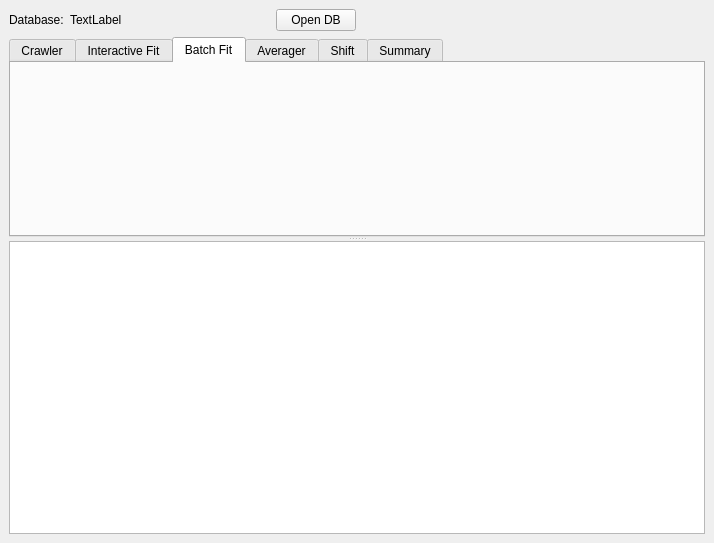
This is source/Gui/Ui_Main.ui in lasersphere/Tilda as Qt 5 draws it before an edit. The edited form follows.
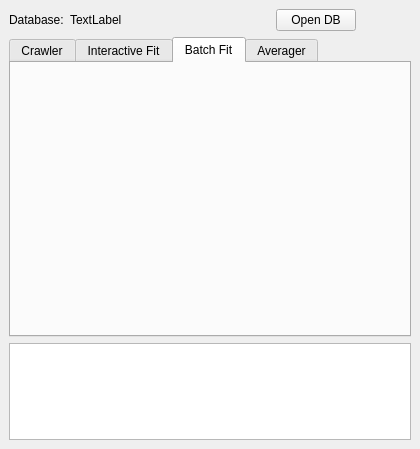
This is the edited form. The open tabs and pages were chosen to show the change. Custom widgets are drawn as their Qt base class.

Diff of the .ui file:
```diff
--- a/source/Gui/Ui_Main.ui
+++ b/source/Gui/Ui_Main.ui
@@ -6,15 +6,15 @@
    <rect>
     <x>0</x>
     <y>0</y>
-    <width>714</width>
-    <height>543</height>
+    <width>420</width>
+    <height>449</height>
    </rect>
   </property>
   <property name="windowTitle">
    <string>MainWindow</string>
   </property>
   <widget class="QWidget" name="centralwidget">
-   <layout class="QVBoxLayout" name="verticalLayout">
+   <layout class="QVBoxLayout" name="verticalLayout_2">
     <item>
      <layout class="QHBoxLayout" name="horizontalLayout">
       <item>
@@ -66,15 +66,19 @@
      </layout>
     </item>
     <item>
-     <widget class="QSplitter" name="splitter">
-      <property name="orientation">
-       <enum>Qt::Vertical</enum>
-      </property>
+     <layout class="QVBoxLayout" name="verticalLayout">
+      <item>
       <widget class="QTabWidget" name="tabWidget">
+        <property name="sizePolicy">
+         <sizepolicy hsizetype="Expanding" vsizetype="Expanding">
+          <horstretch>0</horstretch>
+          <verstretch>0</verstretch>
+         </sizepolicy>
+        </property>
        <property name="minimumSize">
         <size>
-         <width>0</width>
-         <height>200</height>
+          <width>400</width>
+          <height>300</height>
         </size>
        </property>
        <property name="tabShape">
@@ -103,17 +107,9 @@
          <string>Averager</string>
         </attribute>
        </widget>
-       <widget class="QWidget" name="shift">
-        <attribute name="title">
-         <string>Shift</string>
-        </attribute>
        </widget>
-       <widget class="QWidget" name="summary">
-        <attribute name="title">
-         <string>Summary</string>
-        </attribute>
-       </widget>
-      </widget>
+      </item>
+      <item>
       <widget class="QPlainTextEdit" name="oOut">
        <property name="plainText">
         <string/>
@@ -122,7 +118,8 @@
         <number>500</number>
        </property>
       </widget>
-     </widget>
+      </item>
+     </layout>
     </item>
    </layout>
   </widget>
@@ -156,6 +153,12 @@
    <header>Gui.AveragerUi</header>
    <container>1</container>
   </customwidget>
+  <customwidget>
+   <class>BatchfitterUi</class>
+   <extends>QWidget</extends>
+   <header location="global">Gui.BatchfitterUi</header>
+   <container>1</container>
+  </customwidget>
  </customwidgets>
  <resources/>
  <connections/>
```
Left out of the diff: 6 changed lines with no effect on the pictures. Lines whose indentation alone changed are shown as unchanged.
